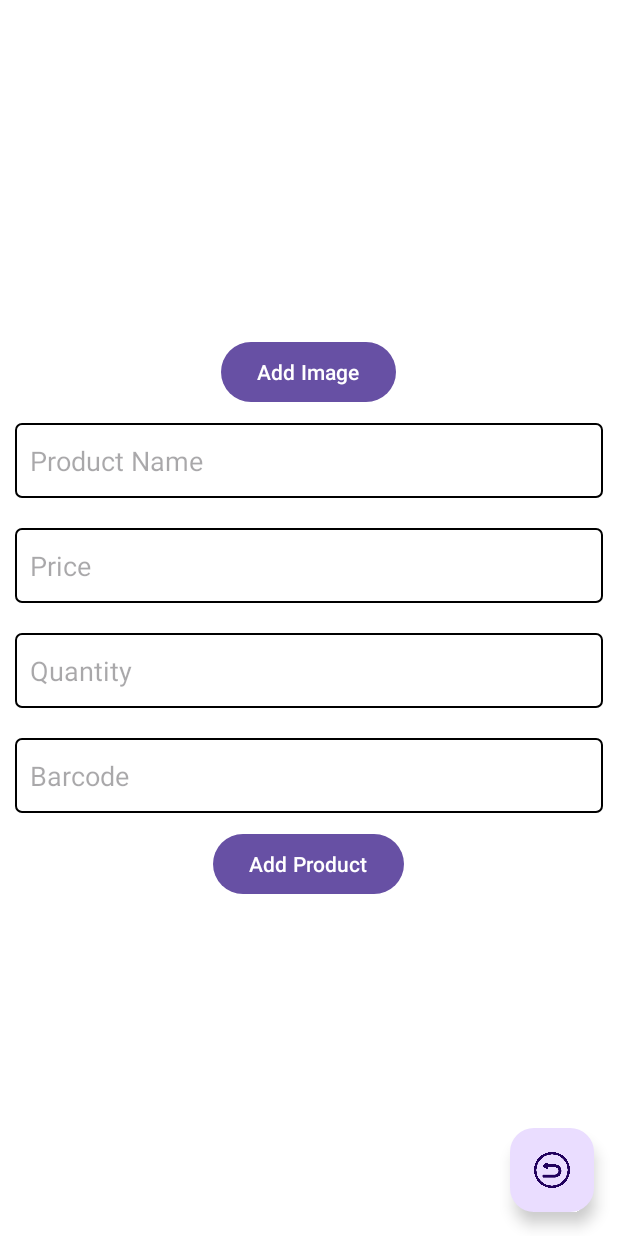
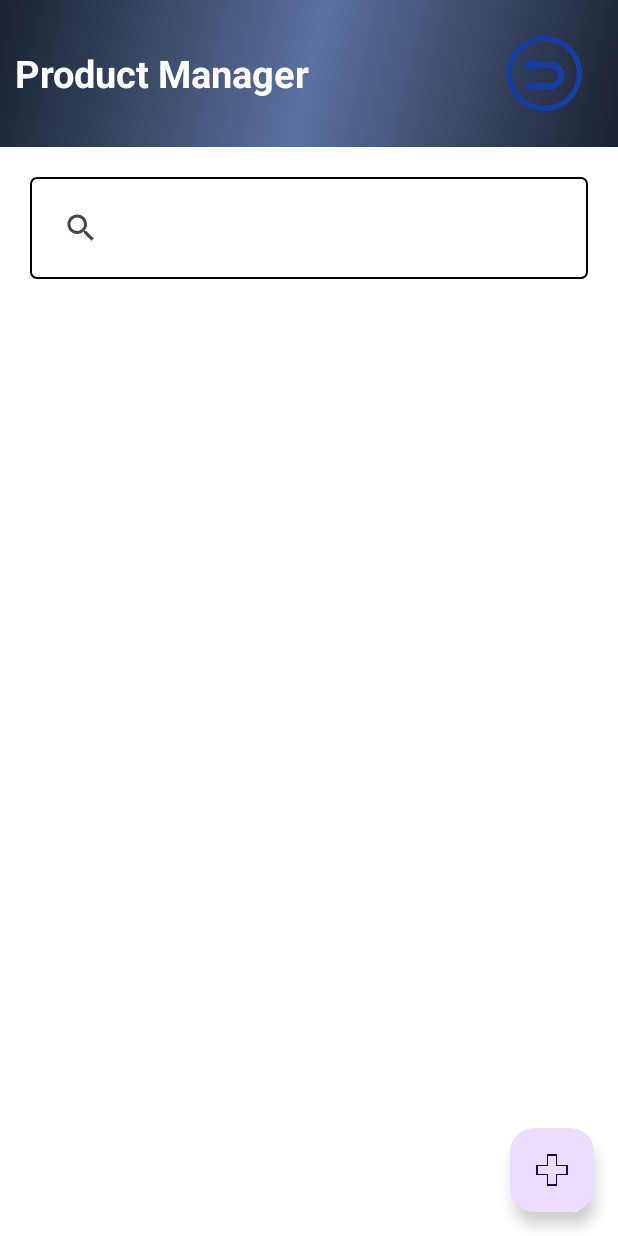
Before and after one commit to omershukroon/InventoryManager, an Android app: the screen it shows after launch once a user with an empty profile is signed in (AddProductActivity before the commit, FragmentProductActivity after it), on a phone screen of 412 x 824 dp. Run offline under Robolectric (Android 15) with nearby library versions, the light colour scheme and no system bars; our stand-ins replace Firebase (no records; nobody signed in at launch, a user with empty details on screens opened directly); libraries missing offline, so code that uses them is left out: com.firebase.ui; pictures from the network do not load; 1 statement that could not run was skipped.

Commit message:
product list Before set a readable storage

```diff
--- a/app/build.gradle.kts
+++ b/app/build.gradle.kts
@@ -42,6 +42,9 @@ dependencies {
     testImplementation(libs.junit)
     androidTestImplementation(libs.ext.junit)
     androidTestImplementation(libs.espresso.core)
+
+    implementation(libs.glide)
+    annotationProcessor (libs.compiler)
 //Firebase:
     implementation(libs.firebase.analytics)
     implementation(platform(libs.firebase.bom))
--- /dev/null
+++ b/app/src/main/java/com/example/inventorymanager/Fragment/ListProductFragment.java
@@ -0,0 +1,97 @@
+package com.example.inventorymanager.Fragment;
+
+import android.app.Activity;
+import android.content.Intent;
+import android.os.Bundle;
+import android.view.LayoutInflater;
+import android.view.View;
+import android.view.ViewGroup;
+
+import androidx.annotation.NonNull;
+import androidx.appcompat.widget.SearchView;
+import androidx.fragment.app.Fragment;
+import androidx.recyclerview.widget.LinearLayoutManager;
+import androidx.recyclerview.widget.RecyclerView;
+
+import com.example.inventorymanager.AddProductActivity;
+import com.example.inventorymanager.FragmentProductActivity;
+import com.example.inventorymanager.Models.Product;
+import com.example.inventorymanager.R;
+import com.example.inventorymanager.adapter.ProductAdapter;
+import com.google.android.material.floatingactionbutton.FloatingActionButton;
+import com.google.firebase.database.DataSnapshot;
+import com.google.firebase.database.DatabaseError;
+import com.google.firebase.database.DatabaseReference;
+import com.google.firebase.database.FirebaseDatabase;
+import com.google.firebase.database.ValueEventListener;
+
+import java.util.ArrayList;
+import java.util.List;
+
+public class ListProductFragment extends Fragment {
+
+    private RecyclerView listProduct_RecyclerView;
+    private ProductAdapter productAdapter;
+    private List<Product> productList = new ArrayList<>();
+    private SearchView listProduct_SearchView;
+
+    @Override
+    public View onCreateView(LayoutInflater inflater, ViewGroup container, Bundle savedInstanceState) {
+        View v = inflater.inflate(R.layout.activity_list_product_fragment, container, false);
+
+        findView(v);
+        initView();
+        // Load products from Firebase
+        loadProductsFromFirebase();
+
+        return v;
+    }
+
+    private void findView(View v) {
+        listProduct_RecyclerView = v.findViewById(R.id.listProduct_RecyclerView);
+
+        listProduct_SearchView = v.findViewById(R.id.listProduct_SearchView);
+
+    }
+
+    private void initView() {
+        listProduct_RecyclerView.setLayoutManager(new LinearLayoutManager(getContext()));
+        productAdapter = new ProductAdapter(getContext(), productList);
+        listProduct_RecyclerView.setAdapter(productAdapter);
+        listProduct_SearchView.setOnQueryTextListener(new SearchView.OnQueryTextListener() {
+            @Override
+            public boolean onQueryTextSubmit(String query) {
+                productAdapter.filter(query);
+                return false;
+            }
+
+            @Override
+            public boolean onQueryTextChange(String newText) {
+                productAdapter.filter(newText);
+                return false;
+            }
+        });
+    }
+
+
+    private void loadProductsFromFirebase() {
+        DatabaseReference databaseRef = FirebaseDatabase.getInstance().getReference("Product Information");
+
+        databaseRef.addValueEventListener(new ValueEventListener() {
+            @Override
+            public void onDataChange(@NonNull DataSnapshot dataSnapshot) {
+                productList.clear();
+                for (DataSnapshot productSnapshot : dataSnapshot.getChildren()) {
+                    Product product = productSnapshot.getValue(Product.class);
+                    productList.add(product);
+                }
+                productAdapter.notifyDataSetChanged();
+            }
+
+            @Override
+            public void onCancelled(@NonNull DatabaseError databaseError) {
+                // Handle possible errors
+            }
+        });
+    }
+}
--- /dev/null
+++ b/app/src/main/java/com/example/inventorymanager/FragmentProductActivity.java
@@ -0,0 +1,54 @@
+package com.example.inventorymanager;
+
+import android.content.Intent;
+import android.os.Bundle;
+
+import androidx.activity.EdgeToEdge;
+import androidx.appcompat.app.AppCompatActivity;
+import androidx.core.graphics.Insets;
+import androidx.core.view.ViewCompat;
+import androidx.core.view.WindowInsetsCompat;
+
+import com.example.inventorymanager.Fragment.ListProductFragment;
+import com.google.android.material.button.MaterialButton;
+import com.google.android.material.floatingactionbutton.FloatingActionButton;
+
+public class FragmentProductActivity extends AppCompatActivity {
+    private ListProductFragment listProductFragment;
+    private MaterialButton main_BTN_GoBack;
+    private FloatingActionButton floatingActionButton;
+
+    @Override
+    protected void onCreate(Bundle savedInstanceState) {
+        super.onCreate(savedInstanceState);
+        setContentView(R.layout.activity_fragment_product);
+        findView();
+        initView();
+    }
+
+    private void findView() {
+        main_BTN_GoBack = findViewById(R.id.main_BTN_GoBack);
+        floatingActionButton = findViewById(R.id.floatingActionButton);
+
+    }
+
+    private void initView() {
+        listProductFragment = new ListProductFragment();
+        getSupportFragmentManager().beginTransaction().add(R.id.fragProduct_FRAME_list, listProductFragment).commit();
+
+        main_BTN_GoBack.setOnClickListener(v -> changeActivity(0));
+        floatingActionButton.setOnClickListener(v -> changeActivity(1));
+
+    }
+
+    private void changeActivity(int i) {
+        if (i==0){
+        Intent intent = new Intent(this, MainActivity.class);
+        startActivity(intent);
+        }else {
+            Intent intent = new Intent(this, AddProductActivity.class);
+            startActivity(intent);
+        }
+        finish();
+    }
+}
--- a/app/src/main/java/com/example/inventorymanager/LoginActivity.java
+++ b/app/src/main/java/com/example/inventorymanager/LoginActivity.java
@@ -46,7 +46,7 @@ public class LoginActivity extends AppCompatActivity {
     }
 
     private void transactToNextActivity() {
-        Intent intent = new Intent(this, AddProductActivity.class);
+        Intent intent = new Intent(this, FragmentProductActivity.class);
         startActivity(intent);
         finish();
     }
--- a/app/src/main/java/com/example/inventorymanager/MainActivity.java
+++ b/app/src/main/java/com/example/inventorymanager/MainActivity.java
@@ -1,6 +1,7 @@
 package com.example.inventorymanager;
 
 import android.os.Bundle;
+import android.widget.FrameLayout;
 
 import androidx.activity.EdgeToEdge;
 import androidx.appcompat.app.AppCompatActivity;
@@ -10,6 +11,7 @@ import androidx.core.view.WindowInsetsCompat;
 
 public class MainActivity extends AppCompatActivity {
 
+
     @Override
     protected void onCreate(Bundle savedInstanceState) {
         super.onCreate(savedInstanceState);
--- /dev/null
+++ b/app/src/main/res/drawable/up_bar.xml
@@ -0,0 +1,9 @@
+<shape xmlns:android="http://schemas.android.com/apk/res/android"
+    android:shape="rectangle">
+    <gradient
+        android:angle="135"
+        android:endColor="#1A2130"
+        android:centerColor="#5A72A0"
+        android:startColor="#1A2130"
+        android:type="linear" />
+</shape>
--- /dev/null
+++ b/app/src/main/res/layout/activity_fragment_product.xml
@@ -0,0 +1,64 @@
+<?xml version="1.0" encoding="utf-8"?>
+<RelativeLayout
+    xmlns:android="http://schemas.android.com/apk/res/android"
+    xmlns:app="http://schemas.android.com/apk/res-auto"
+    xmlns:tools="http://schemas.android.com/tools"
+    android:id="@+id/main"
+    android:layout_width="match_parent"
+    android:layout_height="match_parent"
+    android:orientation="vertical"
+    tools:context=".FragmentProductActivity">
+
+
+    <LinearLayout
+        android:id="@+id/fragProduct_FRAME_bar"
+        android:layout_width="match_parent"
+        android:layout_height="wrap_content"
+        android:background="@drawable/up_bar"
+        android:orientation="horizontal"
+        android:padding="10dp">
+        <TextView
+            android:layout_width="0dp"
+            android:layout_height="wrap_content"
+            android:layout_weight="1"
+            android:text="@string/product_manager"
+            android:textSize="25sp"
+            android:textStyle="bold"
+            android:textColor="@color/white"
+            android:layout_gravity="center"
+            />
+
+        <com.google.android.material.button.MaterialButton
+            android:id="@+id/main_BTN_GoBack"
+            style="@style/Widget.Material3.Button.IconButton"
+            android:layout_width="wrap_content"
+            android:layout_height="wrap_content"
+            app:icon="@drawable/arrow_back_icon"
+            app:iconSize="50dp"
+            app:iconTintMode="multiply"
+            tools:text="m" />
+
+
+    </LinearLayout>
+
+
+    <FrameLayout
+        android:id="@+id/fragProduct_FRAME_list"
+        android:layout_below="@+id/fragProduct_FRAME_bar"
+        android:layout_width="match_parent"
+        android:layout_height="match_parent"
+        android:padding="10dp"
+        android:background="@color/white"
+        />
+
+    <com.google.android.material.floatingactionbutton.FloatingActionButton
+        android:id="@+id/floatingActionButton"
+        android:layout_width="wrap_content"
+        android:layout_height="wrap_content"
+        android:layout_alignParentBottom="true"
+        android:layout_alignParentRight="true"
+        android:layout_margin="16dp"
+        android:clickable="true"
+        android:src="@drawable/plus_icon" />
+
+</RelativeLayout>
--- /dev/null
+++ b/app/src/main/res/layout/activity_list_product_fragment.xml
@@ -0,0 +1,33 @@
+<?xml version="1.0" encoding="utf-8"?>
+<RelativeLayout xmlns:android="http://schemas.android.com/apk/res/android"
+    xmlns:app="http://schemas.android.com/apk/res-auto"
+    xmlns:tools="http://schemas.android.com/tools"
+    android:id="@+id/main"
+    android:layout_width="match_parent"
+    android:layout_height="match_parent"
+    android:orientation="vertical"
+    android:background="@color/white"
+    tools:context=".Fragment.ListProductFragment">
+
+    <androidx.appcompat.widget.SearchView
+        android:id="@+id/listProduct_SearchView"
+        android:layout_width="match_parent"
+        android:layout_alignParentTop="true"
+        android:layout_height="wrap_content"
+        android:layout_margin="10dp"
+        android:queryHint="Search products"
+        android:background="@drawable/edit_text_border"
+        />
+
+    <androidx.recyclerview.widget.RecyclerView
+        android:id="@+id/listProduct_RecyclerView"
+        android:layout_width="match_parent"
+        android:layout_height="match_parent"
+        android:layout_below="@+id/listProduct_SearchView"
+        tools:listitem="@layout/product_item"
+        />
+
+
+
+
+</RelativeLayout>
--- a/app/src/main/res/values/colors.xml
+++ b/app/src/main/res/values/colors.xml
@@ -2,4 +2,5 @@
 <resources>
     <color name="black">#FF000000</color>
     <color name="white">#FFFFFFFF</color>
+    <color name="blue_grey_300L">#E2F1F8</color>
 </resources>
--- a/app/src/main/res/values/strings.xml
+++ b/app/src/main/res/values/strings.xml
@@ -5,5 +5,7 @@
     <string name="price">Price</string>
     <string name="product_name">Product Name</string>
     <string name="horizontal_scrollview_content">Scrollable list of images</string>
+    <string name="product_manager">Product Manager</string>
+
 
 </resources>
--- a/gradle/libs.versions.toml
+++ b/gradle/libs.versions.toml
@@ -1,5 +1,6 @@
 [versions]
 agp = "8.5.0"
+compiler = "4.12.0"
 firebaseBom = "33.1.2"
 firebaseUiAuth = "8.0.2"
 junit = "4.13.2"
@@ -16,12 +17,14 @@ appcompatVersion = "1.7.0"
 
 [libraries]
 appcompat-v161 = { module = "androidx.appcompat:appcompat", version.ref = "appcompatVersion" }
+compiler = { module = "com.github.bumptech.glide:compiler", version.ref = "compiler" }
 firebase-storage = { module = "com.google.firebase:firebase-storage" }
 fragment = { module = "androidx.fragment:fragment", version.ref = "fragment" }
 firebase-analytics = { module = "com.google.firebase:firebase-analytics" }
 firebase-bom = { module = "com.google.firebase:firebase-bom", version.ref = "firebaseBom" }
 firebase-database = { module = "com.google.firebase:firebase-database" }
 firebase-ui-auth = { module = "com.firebaseui:firebase-ui-auth", version.ref = "firebaseUiAuth" }
+glide = { module = "com.github.bumptech.glide:glide", version.ref = "compiler" }
 junit = { group = "junit", name = "junit", version.ref = "junit" }
 ext-junit = { group = "androidx.test.ext", name = "junit", version.ref = "junitVersion" }
 espresso-core = { group = "androidx.test.espresso", name = "espresso-core", version.ref = "espressoCore" }
```
Also changed, not shown: app/src/main/AndroidManifest.xml (+14 -6 lines), app/src/main/java/com/example/inventorymanager/AddProductActivity.java (+124 -38 lines), app/src/main/java/com/example/inventorymanager/Models/Product.java (+23 -32 lines), app/src/main/java/com/example/inventorymanager/adapter/ProductAdapter.java (added, +90 -0 lines), app/src/main/res/layout/product_item.xml (added, +96 -0 lines), app/src/main/res/drawable/no_image_icon.png (added), app/src/main/res/drawable/plus_icon.png (added).
